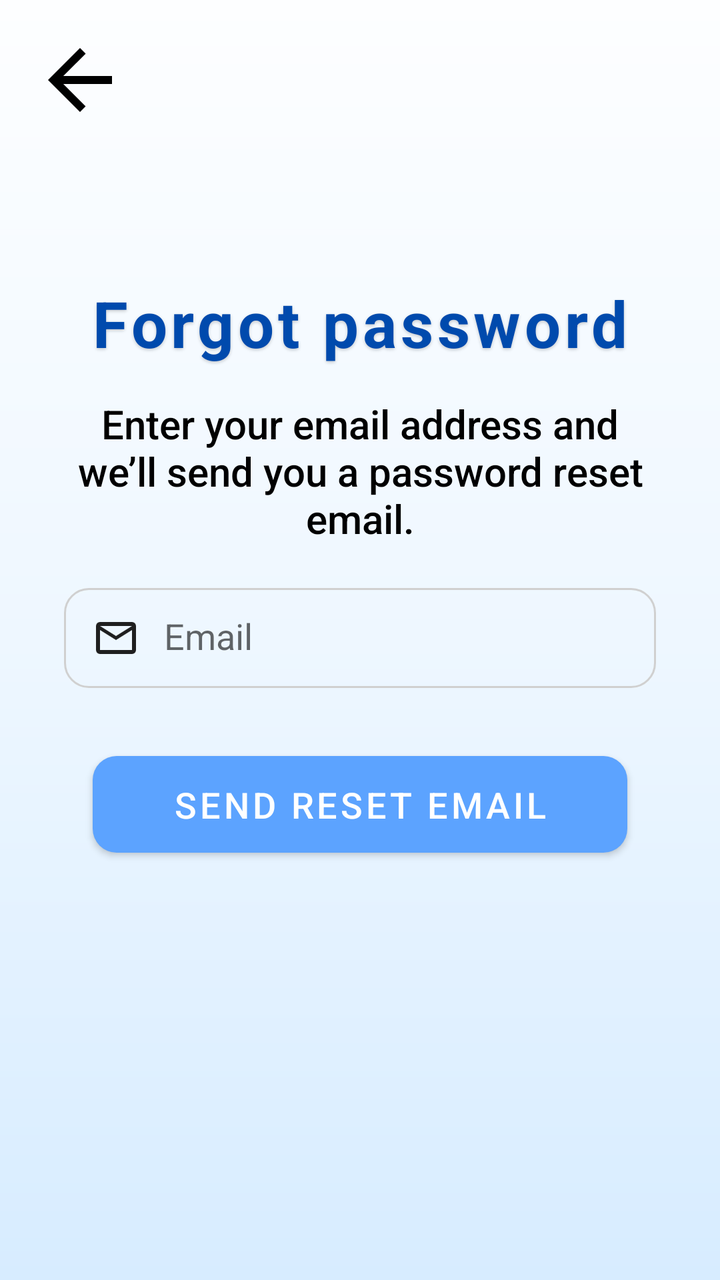
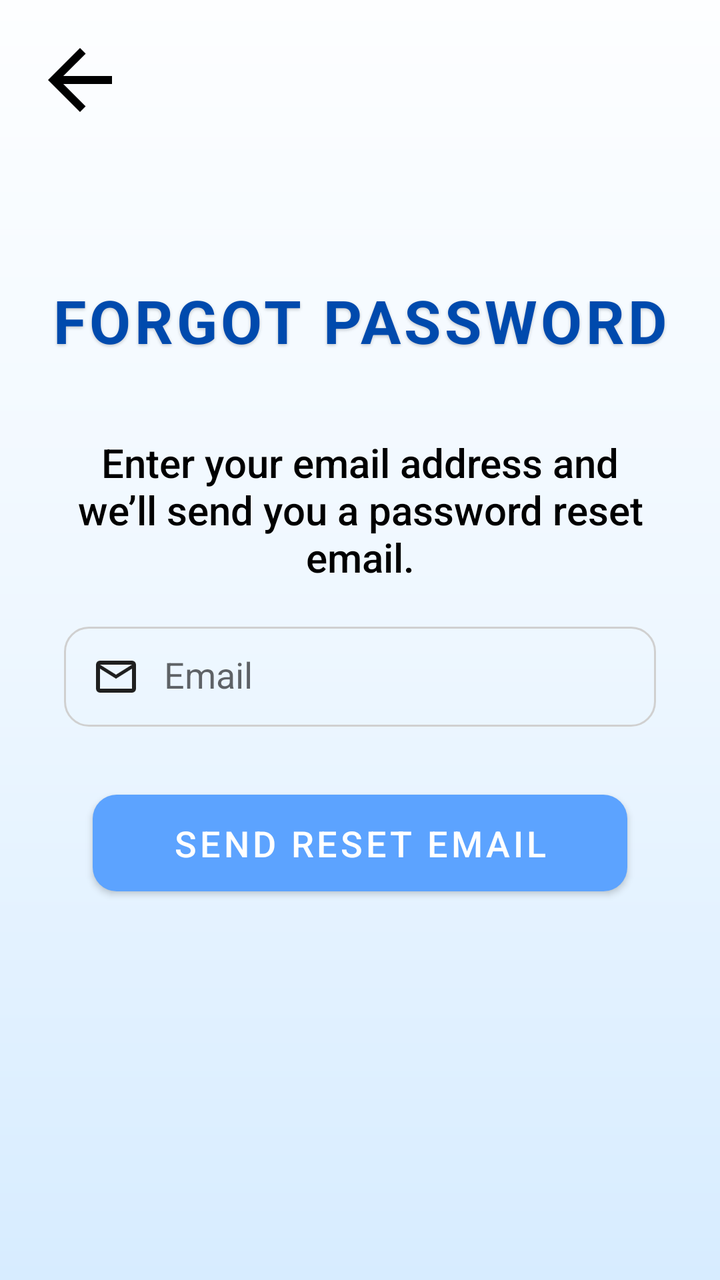

Compare the two renders of this Android layout. The source of the first and the diff that turns it into the second are given below.
<!-- AndroidManifest.xml: application theme Theme.Smart_Group -->
<!-- res/layout/activity_forgot_password.xml -->
<?xml version="1.0" encoding="utf-8"?>
<androidx.constraintlayout.widget.ConstraintLayout
    xmlns:android="http://schemas.android.com/apk/res/android"
    xmlns:app="http://schemas.android.com/apk/res-auto"
    android:layout_width="match_parent"
    android:layout_height="match_parent"
    android:background="@drawable/login_background">

    <ImageView
        android:id="@+id/back_arrow"
        android:layout_width="48dp"
        android:layout_height="48dp"
        android:layout_marginStart="16dp"
        android:layout_marginTop="16dp"
        android:src="@drawable/arrow_back"
        android:contentDescription="Back"
        android:clickable="true"
        android:focusable="true"
        app:layout_constraintTop_toTopOf="parent"
        app:layout_constraintStart_toStartOf="parent"/>
    <TextView
        android:id="@+id/title_forgot"
        android:layout_width="wrap_content"
        android:layout_height="wrap_content"
        android:layout_marginTop="140dp"
        android:letterSpacing="0.06"
        android:shadowColor="@color/shadow_black"
        android:shadowDx="0"
        android:shadowDy="2"
        android:shadowRadius="4"
        android:text="Forgot password"
        android:textColor="@color/blue"
        android:textSize="32sp"
        android:textStyle="bold"
        app:layout_constraintTop_toTopOf="parent"
        app:layout_constraintStart_toStartOf="parent"
        app:layout_constraintEnd_toEndOf="parent"
        app:layout_constraintHorizontal_bias="0.5" />

    <TextView
        android:id="@+id/forgot_desc"
        android:layout_width="0dp"
        android:layout_height="wrap_content"
        android:layout_marginTop="18dp"
        android:layout_marginStart="32dp"
        android:layout_marginEnd="32dp"
        android:gravity="center"
        android:text="Enter your email address and we’ll send you a password reset email."
        android:textColor="@color/black"
        android:textSize="20sp"
        android:fontFamily="sans-serif-medium"
        android:includeFontPadding="false"
        app:layout_constraintTop_toBottomOf="@id/title_forgot"
        app:layout_constraintStart_toStartOf="parent"
        app:layout_constraintEnd_toEndOf="parent" />

    <EditText
        android:id="@+id/email_input_forgot"
        android:layout_width="0dp"
        android:layout_height="50dp"
        android:layout_marginStart="32dp"
        android:layout_marginEnd="32dp"
        android:layout_marginTop="22dp"
        android:background="@drawable/text_box"
        android:drawableStart="@drawable/email"
        android:drawablePadding="12dp"
        android:hint="Email"
        android:padding="14dp"
        android:textColor="@color/black"
        android:imeOptions="actionDone"
        android:inputType="textEmailAddress"
        android:autofillHints="emailAddress"
        android:singleLine="true"
        app:layout_constraintTop_toBottomOf="@id/forgot_desc"
        app:layout_constraintStart_toStartOf="parent"
        app:layout_constraintEnd_toEndOf="parent" />

    <com.google.android.material.button.MaterialButton
        android:id="@+id/send_code_btn"
        android:layout_width="wrap_content"
        android:layout_height="wrap_content"
        android:layout_marginTop="28dp"
        android:minHeight="48dp"
        android:paddingStart="40dp"
        android:paddingEnd="40dp"
        android:paddingTop="12dp"
        android:paddingBottom="12dp"
        android:elevation="6dp"
        android:text="Send Reset Email"
        android:textColor="@android:color/white"
        android:textSize="18sp"
        app:backgroundTint="@color/lightBlue"
        app:cornerRadius="12dp"
        app:layout_constraintTop_toBottomOf="@id/email_input_forgot"
        app:layout_constraintStart_toStartOf="parent"
        app:layout_constraintEnd_toEndOf="parent" />

</androidx.constraintlayout.widget.ConstraintLayout>
<!-- resources referenced by this layout -->
<resources>
  <color name="black">#FF000000</color>
  <color name="blue">#004aad</color>
  <color name="lightBlue">#5ca3ff</color>
  <color name="shadow_black">#33000000</color>
  <!-- drawable arrow_back (drawable) -->
  <vector xmlns:android="http://schemas.android.com/apk/res/android"
      android:autoMirrored="true"
      android:height="32dp"
      android:tint="#000000"
      android:viewportHeight="24"
      android:viewportWidth="24"
      android:width="32dp">
        
      <path android:fillColor="@android:color/white"
          android:pathData="M20,11H7.83l5.59,-5.59L12,4l-8,8 8,8 1.41,-1.41L7.83,13H20v-2z"/>
      
  </vector>
  <!-- drawable email (drawable) -->
  <vector xmlns:android="http://schemas.android.com/apk/res/android"
      android:width="24dp"
      android:height="24dp"
      android:viewportWidth="960"
      android:viewportHeight="960">
    <path
        android:pathData="M160,800q-33,0 -56.5,-23.5T80,720v-480q0,-33 23.5,-56.5T160,160h640q33,0 56.5,23.5T880,240v480q0,33 -23.5,56.5T800,800L160,800ZM480,520L160,320v400h640v-400L480,520ZM480,440 L800,240L160,240l320,200ZM160,320v-80,480 -400Z"
        android:fillColor="#1f1f1f"/>
  </vector>
  <!-- drawable login_background (drawable) -->
  <?xml version="1.0" encoding="utf-8"?>
  <shape xmlns:android="http://schemas.android.com/apk/res/android">
      <gradient
          android:startColor="#FDFEFF"
          android:centerColor="#EEF7FF"
          android:endColor="#D7ECFF"
          android:angle="270" />
  </shape>
  <!-- drawable text_box (drawable) -->
  <?xml version="1.0" encoding="utf-8"?>
  <shape xmlns:android="http://schemas.android.com/apk/res/android">
  
      <solid android:color="@color/transparent" />
  
      <corners android:radius="12dp"/>
  
      <stroke
          android:width="1dp"
          android:color="@color/login_border_gray" />
  
  </shape>
  <style name="Theme.Smart_Group" parent="Theme.MaterialComponents.Light.NoActionBar">
          <item name="android:windowAnimationStyle">@style/AppWindowAnimation</item>
      </style>
  <color name="transparent">#00FFFFFF</color>
  <color name="login_border_gray">#D0D0D0</color>
  <style name="AppWindowAnimation">
          <item name="android:activityOpenEnterAnimation">@anim/fade_in</item>
          <item name="android:activityOpenExitAnimation">@anim/slide_out_left</item>
          <item name="android:activityCloseEnterAnimation">@anim/slide_in_right</item>
          <item name="android:activityCloseExitAnimation">@anim/fade_out</item>
      </style>
</resources>

<!-- the commit's change to res/layout/activity_forgot_password.xml (unified diff, before → after) -->
@@ -12,12 +12,14 @@
         android:layout_height="48dp"
         android:layout_marginStart="16dp"
         android:layout_marginTop="16dp"
+        android:clickable="true"
+        android:contentDescription="Back"
+        android:focusable="true"
         android:src="@drawable/arrow_back"
-        android:contentDescription="Back"
-        android:clickable="true"
-        android:focusable="true"
-        app:layout_constraintTop_toTopOf="parent"
-        app:layout_constraintStart_toStartOf="parent"/>
+        app:tint="@color/black"
+        app:layout_constraintStart_toStartOf="parent"
+        app:layout_constraintTop_toTopOf="parent" />
+
     <TextView
         android:id="@+id/title_forgot"
         android:layout_width="wrap_content"
@@ -28,20 +30,20 @@
         android:shadowDx="0"
         android:shadowDy="2"
         android:shadowRadius="4"
-        android:text="Forgot password"
+        android:text="FORGOT PASSWORD"
         android:textColor="@color/blue"
-        android:textSize="32sp"
+        android:textSize="30sp"
         android:textStyle="bold"
-        app:layout_constraintTop_toTopOf="parent"
+        app:layout_constraintEnd_toEndOf="parent"
+        app:layout_constraintHorizontal_bias="0.498"
         app:layout_constraintStart_toStartOf="parent"
-        app:layout_constraintEnd_toEndOf="parent"
-        app:layout_constraintHorizontal_bias="0.5" />
+        app:layout_constraintTop_toTopOf="parent" />
 
     <TextView
         android:id="@+id/forgot_desc"
         android:layout_width="0dp"
         android:layout_height="wrap_content"
-        android:layout_marginTop="18dp"
+        android:layout_marginTop="40dp"
         android:layout_marginStart="32dp"
         android:layout_marginEnd="32dp"
         android:gravity="center"
<!-- resource entries referenced after the edit -->
@@ -51,6 +51,9 @@
   </shape>
   <style name="Theme.Smart_Group" parent="Theme.MaterialComponents.Light.NoActionBar">
           <item name="android:windowAnimationStyle">@style/AppWindowAnimation</item>
+          <item name="android:statusBarColor">@color/primary_blue</item>
+          <item name="android:windowLightStatusBar">false</item>
+  
       </style>
   <color name="transparent">#00FFFFFF</color>
   <color name="login_border_gray">#D0D0D0</color>
@@ -60,5 +63,6 @@
           <item name="android:activityCloseEnterAnimation">@anim/slide_in_right</item>
           <item name="android:activityCloseExitAnimation">@anim/fade_out</item>
       </style>
+  <color name="primary_blue">#0B3D91</color>
 </resources>
 
